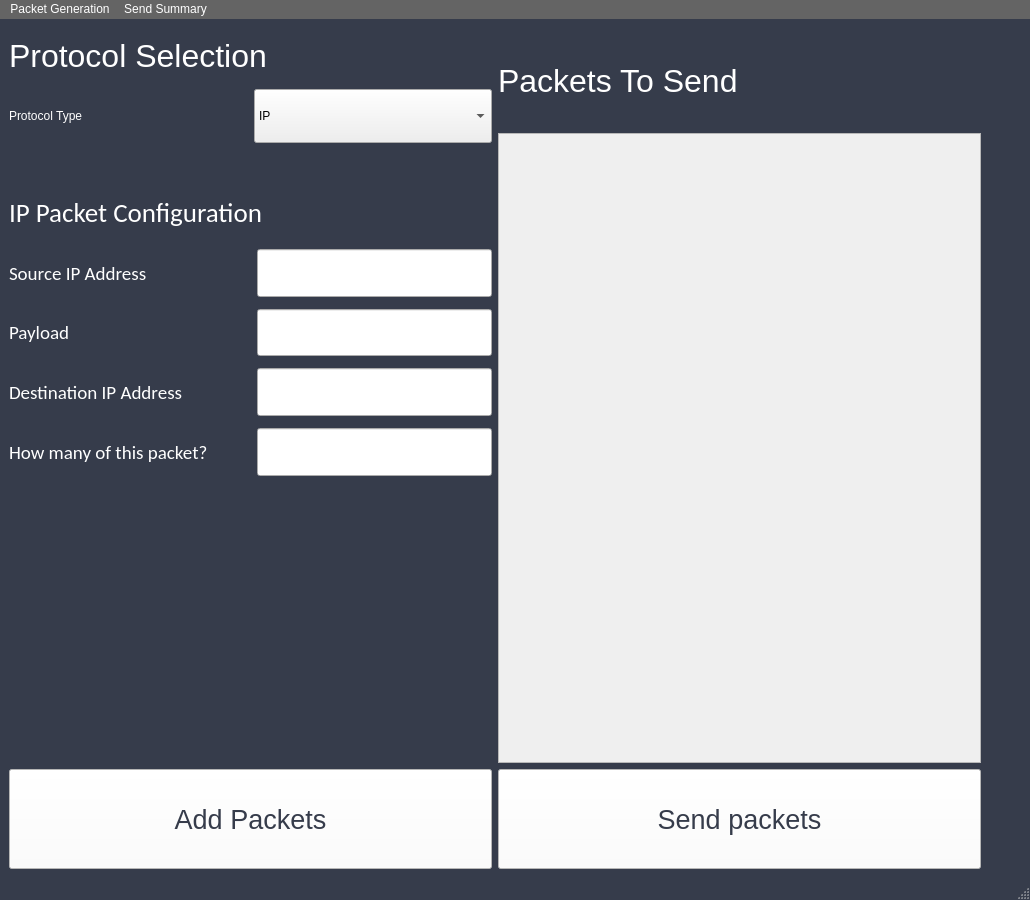
First picture: the form in app/src/ui/main.ui, repository MichaelHeinzman/Automatic-NPG-Interface, before the edit.
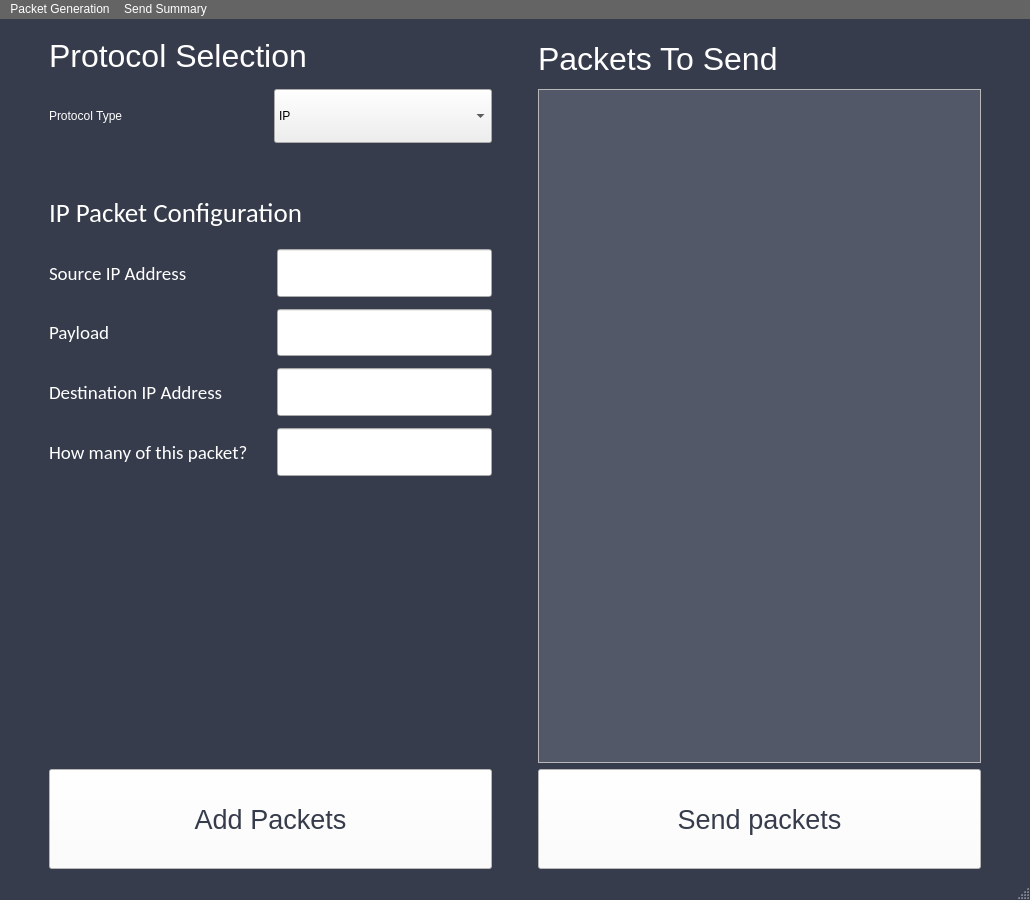
Second picture: the form after the edit. Custom widgets are drawn as their Qt base class.

Commit message: Updated alignment of items.

Patch:
```diff
--- a/app/src/ui/main.ui
+++ b/app/src/ui/main.ui
@@ -38,7 +38,20 @@
   <widget class="QWidget" name="centralwidget">
    <layout class="QVBoxLayout" name="verticalLayout_2" stretch="5,1">
     <item>
-     <layout class="QHBoxLayout" name="horizontalLayout_2" stretch="5,5,0">
+     <layout class="QHBoxLayout" name="horizontalLayout_2" stretch="0,5,0,5,0">
+      <item>
+       <spacer name="horizontalSpacer_2">
+        <property name="orientation">
+         <enum>Qt::Horizontal</enum>
+        </property>
+        <property name="sizeHint" stdset="0">
+         <size>
+          <width>40</width>
+          <height>20</height>
+         </size>
+        </property>
+       </spacer>
+      </item>
       <item>
        <layout class="QVBoxLayout" name="left_side" stretch="1,0,5">
         <property name="bottomMargin">
@@ -287,7 +300,20 @@
        </layout>
       </item>
       <item>
-       <layout class="QVBoxLayout" name="right_side" stretch="1,6">
+       <spacer name="horizontalSpacer_4">
+        <property name="orientation">
+         <enum>Qt::Horizontal</enum>
+        </property>
+        <property name="sizeHint" stdset="0">
+         <size>
+          <width>40</width>
+          <height>20</height>
+         </size>
+        </property>
+       </spacer>
+      </item>
+      <item>
+       <layout class="QVBoxLayout" name="right_side" stretch="1,11">
         <property name="spacing">
          <number>0</number>
         </property>
@@ -326,15 +352,21 @@
           <property name="widgetResizable">
            <bool>true</bool>
           </property>
+          <property name="alignment">
+           <set>Qt::AlignLeading|Qt::AlignLeft|Qt::AlignTop</set>
+          </property>
           <widget class="QWidget" name="scroll_area_contents">
            <property name="geometry">
             <rect>
              <x>0</x>
              <y>0</y>
-             <width>475</width>
-             <height>584</height>
+             <width>429</width>
+             <height>625</height>
             </rect>
            </property>
+           <property name="styleSheet">
+            <string notr="true">background-color: rgba(82, 88, 104, 1)</string>
+           </property>
            <layout class="QVBoxLayout" name="verticalLayout_11">
             <property name="spacing">
              <number>0</number>
@@ -383,7 +415,20 @@
      </layout>
     </item>
     <item>
-     <layout class="QHBoxLayout" name="horizontalLayout_3" stretch="1,1,0">
+     <layout class="QHBoxLayout" name="horizontalLayout_3" stretch="0,1,0,1,0">
+      <item>
+       <spacer name="horizontalSpacer_5">
+        <property name="orientation">
+         <enum>Qt::Horizontal</enum>
+        </property>
+        <property name="sizeHint" stdset="0">
+         <size>
+          <width>40</width>
+          <height>20</height>
+         </size>
+        </property>
+       </spacer>
+      </item>
       <item>
        <widget class="QPushButton" name="add_packet_button">
         <property name="sizePolicy">
@@ -408,6 +453,19 @@
         </property>
        </widget>
       </item>
+      <item>
+       <spacer name="horizontalSpacer_6">
+        <property name="orientation">
+         <enum>Qt::Horizontal</enum>
+        </property>
+        <property name="sizeHint" stdset="0">
+         <size>
+          <width>40</width>
+          <height>20</height>
+         </size>
+        </property>
+       </spacer>
+      </item>
       <item>
        <widget class="QPushButton" name="send_packets_button">
         <property name="sizePolicy">
```
The commit also changes 7 other files.
